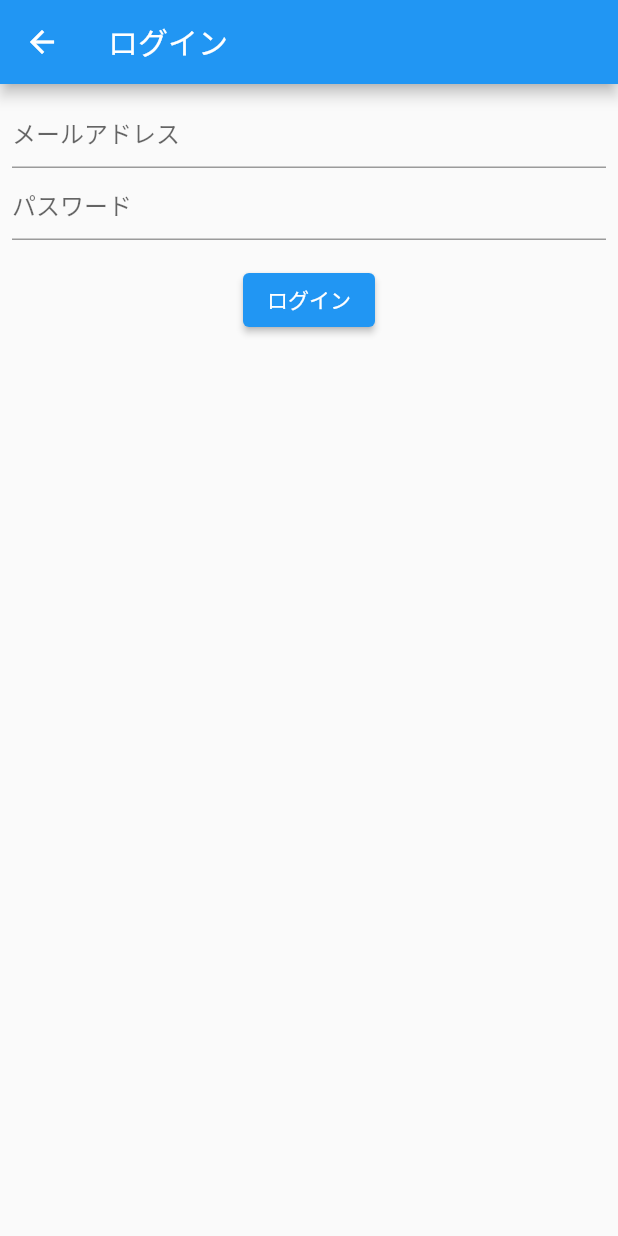
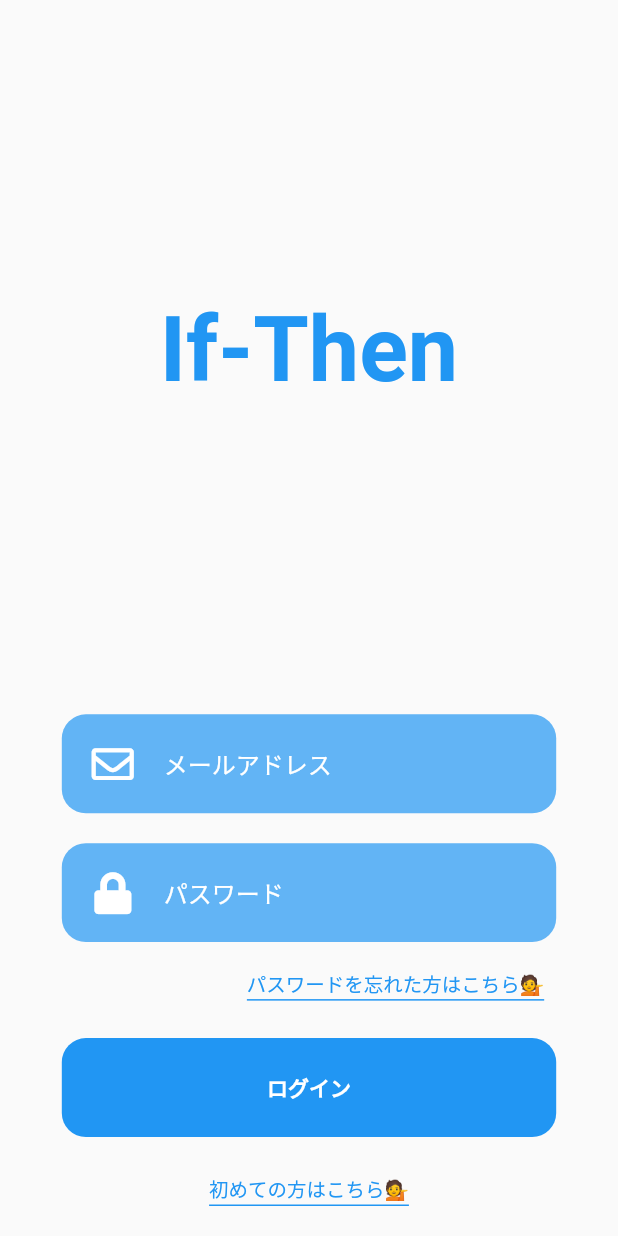
Before and after one commit to shimizu-saffle/if_then_app, a Flutter app: the LoginPage screen opened directly, on a phone screen of 412 x 824 dp. Run offline on Flutter 3.47's test engine with Material 2 defaults, Android fonts, the phone set to English and light mode, and no system bars; our stand-ins replace cloud_firestore, firebase_auth, firebase_core, flutter_riverpod, font_awesome_flutter; accounts and stored records are empty.

Commit message:
TextInputFieldにcontrollerパラメーターを追加

```diff
--- a/lib/main.dart
+++ b/lib/main.dart
@@ -2,7 +2,7 @@ import 'package:firebase_core/firebase_core.dart';
 import 'package:flutter/material.dart';
 import 'package:flutter_riverpod/flutter_riverpod.dart';
 import 'package:if_then_app/views/account_page/signup_page.dart';
-import 'package:if_then_app/views/entrance_page.dart';
+import 'package:if_then_app/views/login_page.dart';
 import 'package:if_then_app/views/forgot-password.dart';
 
 void main() async {
@@ -22,7 +22,7 @@ class MyApp extends StatelessWidget {
       title: 'If-Then',
       initialRoute: '/',
       routes: {
-        '/': (context) => EntrancePage(),
+        '/': (context) => LoginPage(),
         'ForgotPassword': (context) => ForgotPassword(),
         'SignUpPage': (context) => SignUpPage(),
       },
--- a/lib/views/account_page/login_page.dart
+++ b/lib/views/account_page/old-login_page.dart
@@ -3,7 +3,7 @@ import 'package:flutter_riverpod/flutter_riverpod.dart';
 import 'package:if_then_app/controllers/login_controller.dart';
 import 'package:if_then_app/views/timeline.dart';
 
-class LoginPage extends StatelessWidget {
+class OldLoginPage extends StatelessWidget {
   @override
   Widget build(BuildContext context) {
     final mailController = TextEditingController();
--- a/lib/views/forgot-password.dart
+++ b/lib/views/forgot-password.dart
@@ -19,10 +19,6 @@ class ForgotPassword extends StatelessWidget {
           },
           icon: Icon(Icons.arrow_back_ios),
           color: kWhite,
-        ),
-        title: Text(
-          'Forgot Password',
-          style: wBodyText,
         ),
         centerTitle: true,
       ),
--- a/lib/views/home_page.dart
+++ b/lib/views/home_page.dart
@@ -1,5 +1,5 @@
 import 'package:flutter/material.dart';
-import 'package:if_then_app/views/account_page/login_page.dart';
+import 'package:if_then_app/views/account_page/old-login_page.dart';
 import 'package:if_then_app/views/account_page/signup_page.dart';
 
 class HomePage extends StatelessWidget {
@@ -27,7 +27,7 @@ class HomePage extends StatelessWidget {
               onPressed: () {
                 Navigator.push(
                   context,
-                  MaterialPageRoute(builder: (context) => LoginPage()),
+                  MaterialPageRoute(builder: (context) => OldLoginPage()),
                 );
               },
             ),
--- /dev/null
+++ b/lib/views/login_page.dart
@@ -0,0 +1,88 @@
+import 'package:flutter/material.dart';
+import 'package:flutter_riverpod/flutter_riverpod.dart';
+import 'package:font_awesome_flutter/font_awesome_flutter.dart';
+import 'package:if_then_app/controllers/login_controller.dart';
+import 'package:if_then_app/controllers/pallete.dart';
+import 'package:if_then_app/widgets/password-input.dart';
+import 'package:if_then_app/widgets/rounded-button.dart';
+import 'package:if_then_app/widgets/text-input.dart';
+
+class LoginPage extends StatelessWidget {
+  @override
+  Widget build(BuildContext context) {
+    final mailController = TextEditingController();
+    final passwordController = TextEditingController();
+
+    return Scaffold(
+      body: Consumer(builder: (context, watch, child) {
+        final logInController = watch(LogInProvider);
+        return Column(
+          children: [
+            Flexible(
+              child: Center(
+                child: Text(
+                  'If-Then',
+                  style: TextStyle(
+                      color: Colors.blue,
+                      fontSize: 60,
+                      fontWeight: FontWeight.bold),
+                ),
+              ),
+            ),
+            Column(
+              crossAxisAlignment: CrossAxisAlignment.end,
+              children: [
+                TextInputField(
+                  icon: FontAwesomeIcons.envelope,
+                  hint: 'メールアドレス',
+                  inputType: TextInputType.emailAddress,
+                  inputAction: TextInputAction.next,
+                ),
+                PasswordInput(
+                  icon: FontAwesomeIcons.lock,
+                  hint: 'パスワード',
+                  inputType: TextInputType.emailAddress,
+                  inputAction: TextInputAction.done,
+                ),
+                Padding(
+                  padding: const EdgeInsets.fromLTRB(8, 8, 8, 0),
+                  child: GestureDetector(
+                    onTap: () => Navigator.pushNamed(context, 'ForgotPassword'),
+                    child: Container(
+                      child: Text(
+                        'パスワードを忘れた方はこちら\u{1F481}',
+                        style: bBodyText,
+                      ),
+                      decoration: BoxDecoration(
+                          border: Border(
+                              bottom: BorderSide(width: 1, color: kBlue))),
+                    ),
+                  ),
+                ),
+                SizedBox(
+                  height: 25,
+                ),
+                RoundedButton(buttonName: 'ログイン'),
+                SizedBox(height: 25),
+              ],
+            ),
+            GestureDetector(
+              onTap: () => Navigator.pushNamed(context, 'SignUpPage'),
+              child: Container(
+                child: Text(
+                  '初めての方はこちら\u{1F481}',
+                  style: bBodyText,
+                ),
+                decoration: BoxDecoration(
+                    border: Border(bottom: BorderSide(width: 1, color: kBlue))),
+              ),
+            ),
+            SizedBox(
+              height: 20,
+            )
+          ],
+        );
+      }),
+    );
+  }
+}
--- a/lib/views/timeline.dart
+++ b/lib/views/timeline.dart
@@ -2,7 +2,7 @@ import 'package:flutter/material.dart';
 import 'package:if_then_app/views/add_edit_page.dart';
 import 'package:flutter_riverpod/flutter_riverpod.dart';
 import 'package:if_then_app/controllers/ifthen_controller.dart';
-import 'package:if_then_app/views/home_page.dart';
+import 'package:if_then_app/views/login_page.dart';
 
 class TimeLinePage extends StatelessWidget {
   @override
@@ -36,7 +36,7 @@ class TimeLinePage extends StatelessWidget {
                                         await Navigator.push(
                                           context,
                                           MaterialPageRoute(
-                                            builder: (context) => HomePage(),
+                                            builder: (context) => LoginPage(),
                                           ),
                                         );
                                       },
--- a/lib/widgets/text-input.dart
+++ b/lib/widgets/text-input.dart
@@ -1,18 +1,20 @@
 import 'package:flutter/material.dart';
 
 class TextInputField extends StatelessWidget {
-  const TextInputField({
-    Key? key,
-    required this.icon,
-    required this.hint,
-    this.inputType,
-    this.inputAction,
-  }) : super(key: key);
+  const TextInputField(
+      {Key? key,
+      required this.icon,
+      required this.hint,
+      this.inputType,
+      this.inputAction,
+      this.controller})
+      : super(key: key);
 
   final IconData? icon;
   final String? hint;
   final TextInputType? inputType;
   final TextInputAction? inputAction;
+  final TextEditingController? controller;
 
   @override
   Widget build(BuildContext context) {
```
Also changed, not shown: lib/views/entrance_page.dart (deleted, +0 -72 lines).
